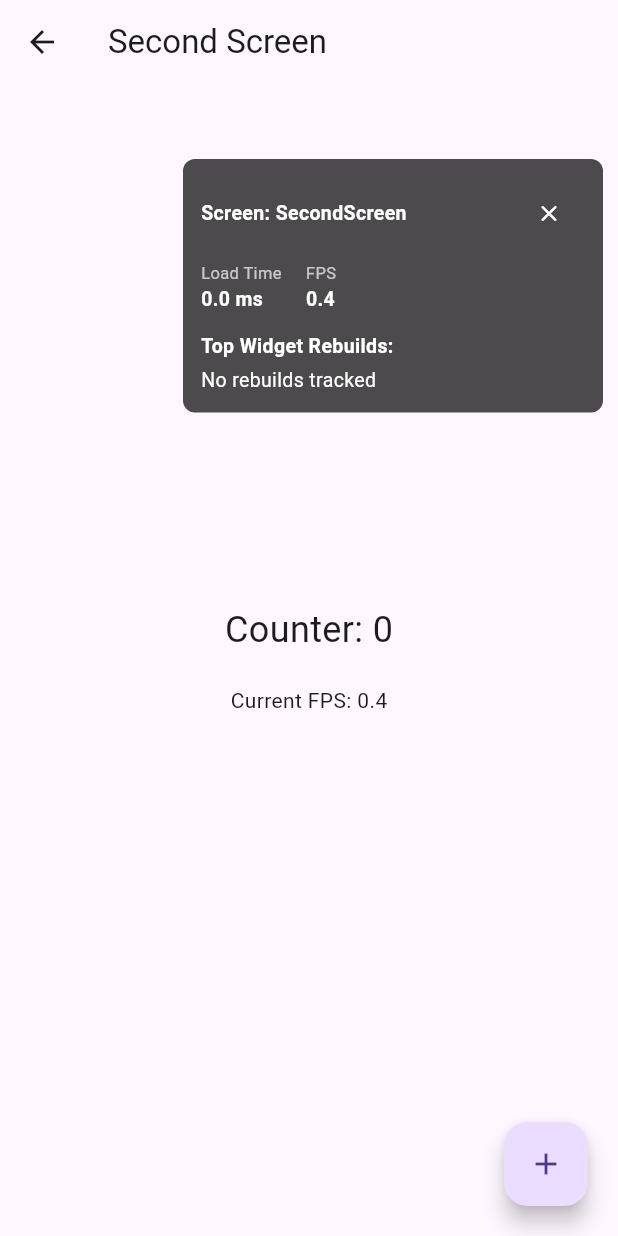
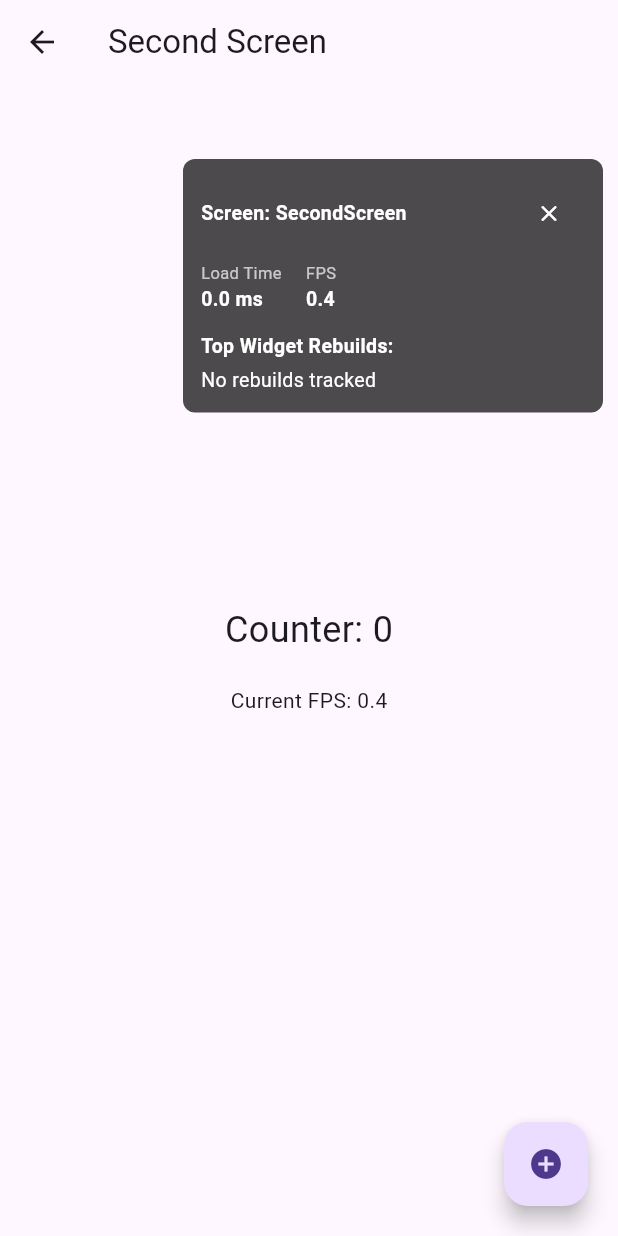
Before and after one commit to MahmoudShawky1612/performance_profiler, a Flutter app: the SecondScreen screen opened by its route, on a phone screen of 412 x 824 dp. Run offline on Flutter 3.47's test engine with Material 3 defaults, Android fonts, the light colour scheme and no system bars.

Commit message:
modify readme

```diff
--- a/example/lib/main.dart
+++ b/example/lib/main.dart
@@ -136,7 +136,7 @@ class SecondScreenState extends State<SecondScreen> {
                   _counter++;
                 });
               },
-              child: const Icon(Icons.add),
+              child: const Icon(Icons.add_circle),
             ),
           ),
           const ProfilerOverlay(),
--- a/example/pubspec.yaml
+++ b/example/pubspec.yaml
@@ -1,6 +1,6 @@
 name: performance_profiler_example
 description: Example app for performance_profiler package.
-version: 1.0.0
+version: 1.0.1
 publish_to: none
 
 environment:
--- a/pubspec.yaml
+++ b/pubspec.yaml
@@ -1,6 +1,6 @@
 name: performance_profiler
 description: A Flutter package for profiling performance, including screen load time, FPS, and widget rebuild tracking.
-version: 1.0.0
+version: 1.0.1
 repository: https://github.com/MahmoudShawky1612/performance_profiler
 issue_tracker: https://github.com/MahmoudShawky1612/performance_profiler/issues
 
```
Also changed, not shown: 1 other file.
